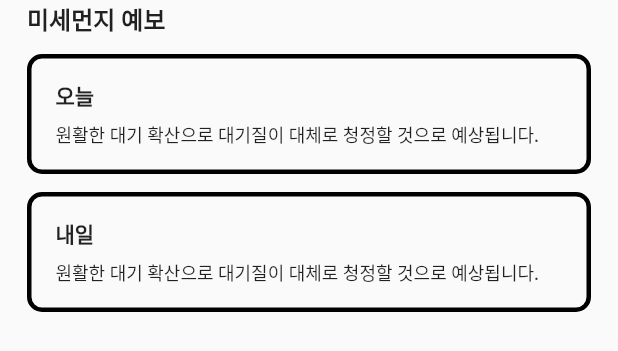
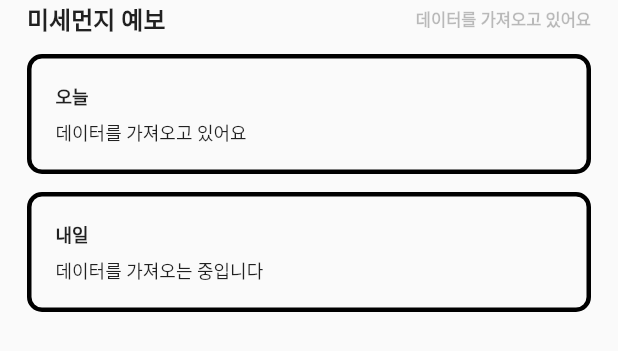
Before and after one commit to Yongjun-Han/THE_DUST, a Flutter app: the AirCast widget shown alone on an empty page, opened directly, on a phone screen of 412 x 824 dp. Shown: the top 351 px of the screen. Run offline on Flutter 3.47's test engine with Material 2 defaults, Android fonts, the phone set to English and light mode, and no system bars; our stand-ins replace dio, flutter_riverpod, flutter_secure_storage, geolocator, loading_animation_widget, retrofit and 1 more; accounts and stored records are empty; generated files the repository leaves out were written again; network calls fail; Roboto replaces fonts that are missing (Pretendard).

```diff
--- a/the_dust/lib/components/cast_card.dart
+++ b/the_dust/lib/components/cast_card.dart
@@ -31,7 +31,7 @@ class CastCard extends StatelessWidget {
             Text(
               title,
               style: const TextStyle(
-                fontSize: 14,
+                fontSize: 12,
                 fontWeight: FontWeight.bold,
               ),
             ),
--- a/the_dust/lib/components/condition_card.dart
+++ b/the_dust/lib/components/condition_card.dart
@@ -1,6 +1,5 @@
 import 'package:flutter/material.dart';
 import 'package:flutter_riverpod/flutter_riverpod.dart';
-import 'package:the_dust/utils/air_condition_notifier.dart';
 
 class ConditionCard extends ConsumerWidget {
   final String data;
@@ -17,8 +16,6 @@ class ConditionCard extends ConsumerWidget {
 
   @override
   Widget build(BuildContext context, WidgetRef ref) {
-    final Color bgColorState = ref.watch(pm10ColorProvider);
-
     return ClipRRect(
         borderRadius: BorderRadius.circular(10),
         child: Container(
--- a/the_dust/lib/models/tm2near.dart
+++ b/the_dust/lib/models/tm2near.dart
@@ -6,7 +6,7 @@ part 'tm2near.g.dart';
 @RestApi(baseUrl: "http://apis.data.go.kr/B552584")
 abstract class Tm2NearStation {
   factory Tm2NearStation(Dio dio, {String baseUrl}) = _Tm2NearStation;
-
+  //tm 좌표를 기반으로 가장 가까운 3곳 측정소 이름 요청
   @GET(
       "/MsrstnInfoInqireSvc/getNearbyMsrstnList?serviceKey=1fBa1MM3xBTQkcg0xPlEQqd4JEkxWAqfUlMr/8ak3zBXUPHau8gPpxRkoWLURTNOt/PPKYm5g9KrCGbVs1ohAw==&returnType=json&tmX={tmX}&tmY={tmY}")
   Future<NearStationModel> getNearStation({
@@ -14,10 +14,19 @@ abstract class Tm2NearStation {
     @Path() required double tmY,
   });
 
+  // http://apis.data.go.kr/B552584/MsrstnInfoInqireSvc/getNearbyMsrstnList?serviceKey=1fBa1MM3xBTQkcg0xPlEQqd4JEkxWAqfUlMr/8ak3zBXUPHau8gPpxRkoWLURTNOt/PPKYm5g9KrCGbVs1ohAw==&returnType=json&tmX=235230.39382175816&tmY=316227.1171354126
+  //인근 측정소 이름으로 미세먼지 측정데이터 요청
   @GET(
       "/ArpltnInforInqireSvc/getMsrstnAcctoRltmMesureDnsty?serviceKey=1fBa1MM3xBTQkcg0xPlEQqd4JEkxWAqfUlMr%2F8ak3zBXUPHau8gPpxRkoWLURTNOt%2FPPKYm5g9KrCGbVs1ohAw%3D%3D&returnType=json&numOfRows=10&pageNo=1&stationName={stationName}&dataTerm=DAILY&ver=1.0")
   Future<AirConditionModel> getAirCondition({
     @Path() required String stationName,
+  });
+
+  //미세먼지 오늘 내일 예보 요청
+  @GET(
+      "/ArpltnInforInqireSvc/getMinuDustFrcstDspth?serviceKey=1fBa1MM3xBTQkcg0xPlEQqd4JEkxWAqfUlMr%2F8ak3zBXUPHau8gPpxRkoWLURTNOt%2FPPKYm5g9KrCGbVs1ohAw%3D%3D&returnType=json&numOfRows=100&pageNo=1&searchDate={searchDate}&InformCode=PM10")
+  Future<AirCastModel> getCast({
+    @Path() required String searchDate,
   });
 }
 
@@ -49,7 +58,16 @@ class AirConditionModel {
   Map<String, dynamic> toJson() => _$AirConditionModelToJson(this);
 }
 
+@JsonSerializable()
+class AirCastModel {
+  final Map<String, dynamic> response;
 
-// https://apis.data.go.kr/B552584/ArpltnInforInqireSvc/getMsrstnAcctoRltmMesureDnsty?serviceKey=1fBa1MM3xBTQkcg0xPlEQqd4JEkxWAqfUlMr%2F8ak3zBXUPHau8gPpxRkoWLURTNOt%2FPPKYm5g9KrCGbVs1ohAw%3D%3D&returnType=json&numOfRows=100&pageNo=1&stationName=%EB%91%94%EC%82%B0%EB%8F%99&dataTerm=DAILY&ver=1.0
+  AirCastModel({
+    required this.response,
+  });
 
-// http://apis.data.go.kr/B552584/MsrstnInfoInqireSvc/getNearbyMsrstnList?serviceKey=1fBa1MM3xBTQkcg0xPlEQqd4JEkxWAqfUlMr/8ak3zBXUPHau8gPpxRkoWLURTNOt/PPKYm5g9KrCGbVs1ohAw==&returnType=json&tmX=235230.39382175816&tmY=316227.1171354126
+  factory AirCastModel.fromJson(Map<String, dynamic> json) =>
+      _$AirCastModelFromJson(json);
+
+  Map<String, dynamic> toJson() => _$AirCastModelToJson(this);
+}
--- a/the_dust/lib/screens/splash_screen.dart
+++ b/the_dust/lib/screens/splash_screen.dart
@@ -56,6 +56,9 @@ class _SplashScreenState extends ConsumerState<SplashScreen> {
   Future<void> getGrid() async {
     final lat = await storage.read(key: LAT);
     final lng = await storage.read(key: LNG);
+
+    // const lat = "36.343459";
+    // const lng = "127.392446";
     final int xgrid =
         Gps2Grid.gpsToGRID(double.parse(lat!), double.parse(lng!))['x'];
 
--- a/the_dust/lib/widgets/air_cast.dart
+++ b/the_dust/lib/widgets/air_cast.dart
@@ -1,16 +1,57 @@
+import 'package:dio/dio.dart';
 import 'package:flutter/material.dart';
 import 'package:the_dust/components/cast_card.dart';
+import 'package:the_dust/models/tm2near.dart';
 
 class AirCast extends StatelessWidget {
   const AirCast({super.key});
 
+  Future<Map<String, dynamic>> getCastInfo() async {
+    final Map<String, dynamic> returnData = {};
+    final Dio dio = Dio();
+    final DateTime dt = DateTime.now();
+    final String today;
+    if (dt.month < 10) {
+      today = "${dt.year}-0${dt.month}-${dt.day}";
+    } else {
+      today = "${dt.year}-${dt.month}-${dt.day}";
+    }
+    final Tm2NearStation cast;
+    cast = Tm2NearStation(dio);
+    final res = cast.getCast(searchDate: today).then((value) {
+      returnData['castTimeToday'] =
+          value.response['body']['items'][0]['dataTime'];
+      returnData['castMsgToday'] =
+          value.response['body']['items'][0]['informCause'];
+      returnData['castTimeTomorrow'] =
+          value.response['body']['items'][1]['dataTime'];
+      returnData['castMsgTomorrow'] =
+          value.response['body']['items'][1]['informCause'];
+      return returnData;
+    }).then((value) => value);
+    return res;
+  }
+
   @override
   Widget build(BuildContext context) {
-    return const Center(
+    getCastInfo();
+    return Center(
       child: Padding(
-        padding: EdgeInsets.symmetric(horizontal: 18),
-        child: Column(
+        padding: const EdgeInsets.symmetric(horizontal: 18),
+        child: FutureBuilder(
+            future: getCastInfo(),
+            builder: (context, snapshot) {
+              final item = snapshot.data;
+              print(item);
+              if (!snapshot.hasData) {
+                return Column(
                   crossAxisAlignment: CrossAxisAlignment.stretch,
+                  children: [
+                    SizedBox(
+                      width: MediaQuery.of(context).size.width,
+                      child: const Row(
+                        mainAxisAlignment: MainAxisAlignment.spaceBetween,
+                        crossAxisAlignment: CrossAxisAlignment.center,
                         children: [
                           Text(
                             "미세먼지 예보",
@@ -19,22 +60,80 @@ class AirCast extends StatelessWidget {
                               fontWeight: FontWeight.bold,
                             ),
                           ),
+                          Text(
+                            "데이터를 가져오고 있어요",
+                            style: TextStyle(
+                                fontSize: 11,
+                                fontWeight: FontWeight.bold,
+                                color: Colors.black26),
+                          ),
+                        ],
+                      ),
+                    ),
+                    const SizedBox(
+                      height: 12,
+                    ),
+                    const CastCard(
+                      title: "오늘",
+                      message: "데이터를 가져오고 있어요",
+                    ),
+                    const SizedBox(
+                      height: 12,
+                    ),
+                    const CastCard(
+                      title: "내일",
+                      message: "데이터를 가져오는 중입니다",
+                    ),
+                  ],
+                );
+              } else {}
+              return Column(
+                crossAxisAlignment: CrossAxisAlignment.stretch,
+                children: [
                   SizedBox(
+                    width: MediaQuery.of(context).size.width,
+                    child: Row(
+                      mainAxisAlignment: MainAxisAlignment.spaceBetween,
+                      crossAxisAlignment: CrossAxisAlignment.center,
+                      children: [
+                        const Text(
+                          "미세먼지 예보",
+                          style: TextStyle(
+                            fontSize: 16,
+                            fontWeight: FontWeight.bold,
+                          ),
+                        ),
+                        Text(
+                          item!['castTimeToday'],
+                          style: const TextStyle(
+                              fontSize: 11,
+                              fontWeight: FontWeight.bold,
+                              color: Colors.black26),
+                        ),
+                      ],
+                    ),
+                  ),
+                  const SizedBox(
                     height: 12,
                   ),
                   CastCard(
                     title: "오늘",
-              message: "원활한 대기 확산으로 대기질이 대체로 청정할 것으로 예상됩니다.",
+                    message: item['castMsgToday']
+                        .toString()
+                        .replaceAll("○ [미세먼지] ", ""),
                   ),
-            SizedBox(
+                  const SizedBox(
                     height: 12,
                   ),
                   CastCard(
                     title: "내일",
-              message: "원활한 대기 확산으로 대기질이 대체로 청정할 것으로 예상됩니다.",
+                    message: item['castMsgTomorrow']
+                        .toString()
+                        .replaceAll("○ [미세먼지] ", ""),
                   ),
                 ],
-        ),
+              );
+            }),
       ),
     );
   }
```
Also changed, not shown: the_dust/lib/screens/home_screen.dart (+11 -3 lines), the_dust/lib/widgets/air_condition.dart (+19 -7 lines), the_dust/lib/models/get_temp.g.dart, the_dust/lib/models/tm2near.g.dart, 4 other files. Lines whose indentation alone changed are shown as unchanged.
